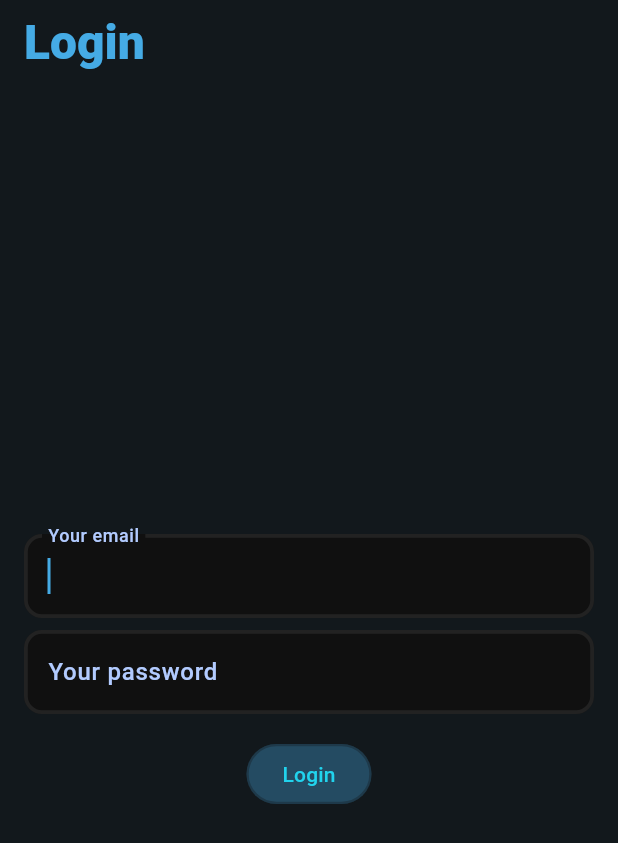
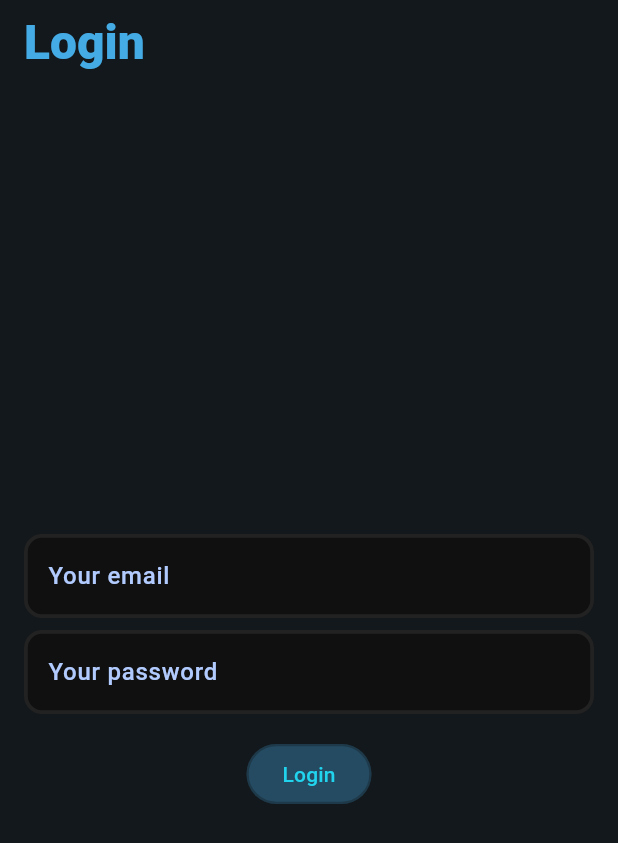
Before and after one commit to devguusta/flutter_web_app, a Flutter app: the screen it shows after launch, on a phone screen of 412 x 824 dp. Shown: the top 843 px of the screen. Run offline on Flutter 3.47's test engine with Material 3 defaults, Android fonts, the phone set to English and light mode, and no system bars; our stand-ins replace equatable, firebase_core, firebase_remote_config, flutter_bloc, geolocator, get_it and 1 more; accounts and stored records are empty; Roboto replaces fonts that are missing (Kanit).

Commit message:
refactor: simplify login page by removing unused focus nodes and integrating context for cubit access

```diff
--- a/lib/features/authentication/presentation/login/page/login_page.dart
+++ b/lib/features/authentication/presentation/login/page/login_page.dart
@@ -1,6 +1,5 @@
 import 'package:flutter/material.dart';
 import 'package:flutter_bloc/flutter_bloc.dart';
-import 'package:flutter_web_app/core/getit/getit_instance.dart';
 import 'package:flutter_web_app/core/presentation/button/custom_button.dart';
 import 'package:flutter_web_app/core/presentation/custom_constrained_box.dart';
 import 'package:flutter_web_app/core/presentation/form_field/custom_text_field.dart';
@@ -18,31 +17,21 @@ class LoginPage extends StatefulWidget {
 }
 
 class _LoginPageState extends State<LoginPage> {
-  final loginCubit = getIt.get<LoginCubit>();
   final formKey = GlobalKey<FormState>();
   final emailController = TextEditingController();
   final passwordController = TextEditingController();
-  final FocusNode emailFocusNode = FocusNode();
-  final FocusNode passwordFocusNode = FocusNode();
 
   @override
   void dispose() {
     emailController.dispose();
     passwordController.dispose();
-    emailFocusNode.dispose();
-    passwordFocusNode.dispose();
+
     super.dispose();
   }
 
-  @override
-  void initState() {
-    super.initState();
-    emailFocusNode.requestFocus();
-  }
-
-  void _onLoginButtonPressed() {
+  void _onLoginButtonPressed(BuildContext context) {
     if (formKey.currentState?.validate() ?? false) {
-      loginCubit.login(
+      context.read<LoginCubit>().login(
             email: emailController.text,
             password: passwordController.text,
           );
@@ -51,9 +40,7 @@ class _LoginPageState extends State<LoginPage> {
 
   @override
   Widget build(BuildContext context) {
-    return BlocProvider<LoginCubit>(
-      create: (context) => loginCubit,
-      child: Scaffold(
+    return Scaffold(
       appBar: AppBar(
         title: const Text('Login'),
       ),
@@ -84,13 +71,12 @@ class _LoginPageState extends State<LoginPage> {
                   children: <Widget>[
                     const SizedBox(height: 16),
                     CustomTextField(
-                        focusNode: emailFocusNode,
                       controller: emailController,
                       keyboardType: TextInputType.emailAddress,
                       textInputAction: TextInputAction.next,
                       labelText: 'Your email',
                       onChanged: (value) {
-                          loginCubit.enableButton(
+                        context.read<LoginCubit>().enableButton(
                               email: value,
                               password: passwordController.text,
                             );
@@ -102,13 +88,12 @@ class _LoginPageState extends State<LoginPage> {
                     ),
                     const SizedBox(height: 8),
                     CustomTextField(
-                        focusNode: passwordFocusNode,
                       controller: passwordController,
                       textInputAction: TextInputAction.done,
                       labelText: 'Your password',
                       obscureText: true,
                       onChanged: (value) {
-                          loginCubit.enableButton(
+                        context.read<LoginCubit>().enableButton(
                               email: emailController.text,
                               password: value,
                             );
@@ -122,7 +107,7 @@ class _LoginPageState extends State<LoginPage> {
                     BlocBuilder<LoginCubit, LoginState>(
                       builder: (context, state) {
                         return CustonPrimaryButton(
-                            onPressed: _onLoginButtonPressed,
+                          onPressed: () => _onLoginButtonPressed(context),
                           title: 'Login',
                           isLoading: state is LoginLoadingState,
                           enabled: state.buttonEnabled,
@@ -136,7 +121,6 @@ class _LoginPageState extends State<LoginPage> {
           ),
         ),
       ),
-      ),
     );
   }
 }
```
Lines whose indentation alone changed are shown as unchanged.
